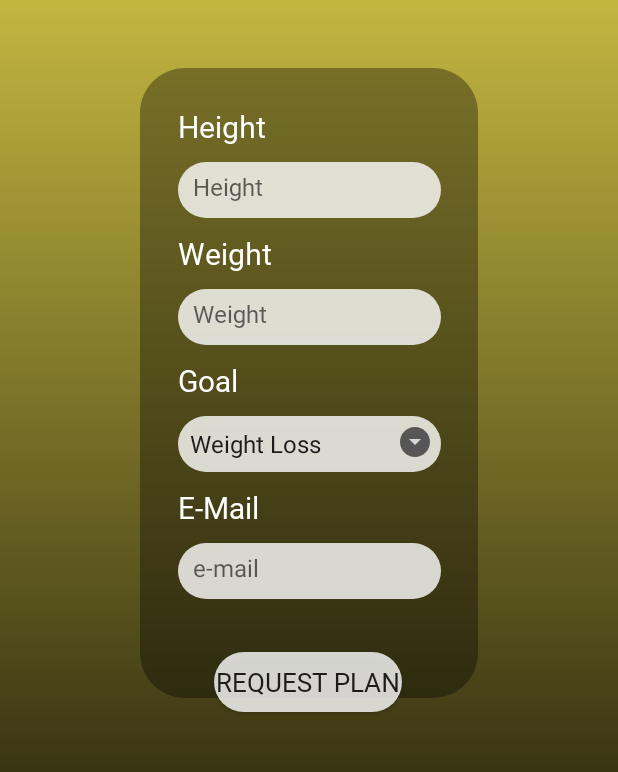
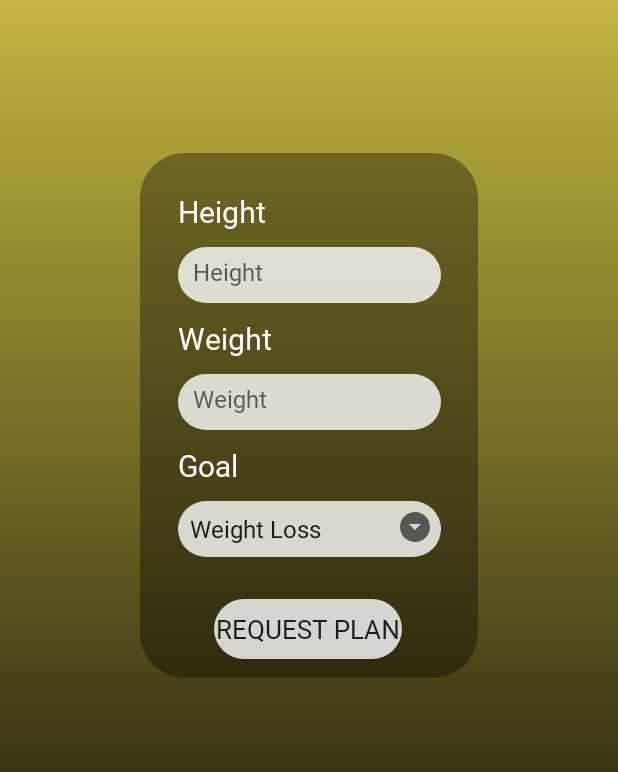
Before and after one commit to HassounHadi/FitPal, an Android app: the goalActivity screen opened directly, with no data from a screen before it, on a phone screen of 412 x 824 dp, the part 146-918 px from its top. Run offline under Robolectric (Android 15) with nearby library versions, the light colour scheme and no system bars.

Commit message:
Page-6 Removing Email Input

```diff
--- a/FrontEnd/app/src/main/res/layout/plan.xml
+++ b/FrontEnd/app/src/main/res/layout/plan.xml
@@ -19,134 +19,110 @@
     <View
         android:id="@+id/view"
         android:layout_width="225dp"
-        android:layout_height="420dp"
+        android:layout_height="350dp"
+        android:layout_marginTop="-75dp"
         android:background="@drawable/rectangle_2"
+        app:layout_constraintBottom_toBottomOf="parent"
         app:layout_constraintEnd_toEndOf="parent"
         app:layout_constraintHorizontal_bias="0.5"
         app:layout_constraintStart_toStartOf="parent"
-        app:layout_constraintTop_toBottomOf="@id/logo_btn"
-        android:layout_marginTop="45dp"/>
+        app:layout_constraintTop_toTopOf="parent"/>
 
     <TextView
         android:id="@+id/htext"
         android:layout_width="wrap_content"
         android:layout_height="wrap_content"
-        app:layout_constraintStart_toStartOf="@id/view"
-        app:layout_constraintTop_toTopOf="@id/view"
         android:layout_marginLeft="25dp"
         android:layout_marginTop="25dp"
+        android:fontFamily="@font/seoulnamsan"
         android:text="Height"
-        android:fontFamily="@font/seoulnamsan"
+        android:textColor="@color/white"
         android:textSize="20dp"
-        android:textColor="@color/white"/>
+        app:layout_constraintStart_toStartOf="@id/view"
+        app:layout_constraintTop_toTopOf="@id/view" />
 
     <EditText
         android:id="@+id/height"
         android:layout_width="175dp"
         android:layout_height="37.5dp"
+        android:layout_marginTop="10dp"
         android:background="@drawable/rectangle_3"
-        app:layout_constraintStart_toStartOf="@id/htext"
-        app:layout_constraintTop_toBottomOf="@id/htext"
-        android:layout_marginTop="10dp"
+        android:fontFamily="@font/seoulnamsan"
+        android:hint="Height"
+        android:inputType="numberDecimal"
         android:padding="10dp"
         android:textSize="16dp"
-        android:fontFamily="@font/seoulnamsan"
-        android:inputType="numberDecimal"
-        android:hint="Height"/>
+        app:layout_constraintStart_toStartOf="@id/htext"
+        app:layout_constraintTop_toBottomOf="@id/htext" />
 
     <TextView
         android:id="@+id/wtext"
         android:layout_width="wrap_content"
         android:layout_height="wrap_content"
+        android:layout_marginTop="10dp"
+        android:fontFamily="@font/seoulnamsan"
         android:text="Weight"
         android:textColor="@color/white"
-        android:fontFamily="@font/seoulnamsan"
         android:textSize="20dp"
         app:layout_constraintStart_toStartOf="@id/htext"
-        app:layout_constraintTop_toBottomOf="@id/height"
-        android:layout_marginTop="10dp"/>
+        app:layout_constraintTop_toBottomOf="@id/height" />
 
     <EditText
         android:id="@+id/weight"
         android:layout_width="175dp"
         android:layout_height="37.5dp"
+        android:layout_marginTop="10dp"
         android:background="@drawable/rectangle_3"
-        app:layout_constraintStart_toStartOf="@id/wtext"
-        app:layout_constraintTop_toBottomOf="@id/wtext"
-        android:layout_marginTop="10dp"
+        android:fontFamily="@font/seoulnamsan"
+        android:hint="Weight"
+        android:inputType="numberDecimal"
         android:padding="10dp"
         android:textSize="16dp"
-        android:fontFamily="@font/seoulnamsan"
-        android:inputType="numberDecimal"
-        android:hint="Weight"/>
+        app:layout_constraintStart_toStartOf="@id/wtext"
+        app:layout_constraintTop_toBottomOf="@id/wtext" />
 
     <TextView
         android:id="@+id/gtext"
         android:layout_width="wrap_content"
         android:layout_height="wrap_content"
+        android:layout_marginTop="10dp"
+        android:fontFamily="@font/seoulnamsan"
+        android:text="Goal"
+        android:textColor="@color/white"
+        android:textSize="20dp"
         app:layout_constraintStart_toStartOf="@id/weight"
-        app:layout_constraintTop_toBottomOf="@id/weight"
-        android:layout_marginTop="10dp"
-        android:text="Goal"
-        android:textSize="20dp"
-        android:textColor="@color/white"
-        android:fontFamily="@font/seoulnamsan"/>
+        app:layout_constraintTop_toBottomOf="@id/weight" />
 
     <Spinner
         android:id="@+id/spinner_goal"
         android:layout_width="175dp"
         android:layout_height="37.5dp"
+        android:layout_marginTop="10dp"
+        android:background="@drawable/rectangle_3"
         app:layout_constraintStart_toStartOf="@id/gtext"
-        app:layout_constraintTop_toBottomOf="@id/gtext"
-        android:layout_marginTop="10dp"
-        android:background="@drawable/rectangle_3"/>
+        app:layout_constraintTop_toBottomOf="@id/gtext" />
 
     <androidx.constraintlayout.utils.widget.ImageFilterButton
         android:layout_width="wrap_content"
         android:layout_height="wrap_content"
+        android:layout_marginTop="5dp"
+        android:layout_marginRight="5dp"
         android:src="@drawable/ic_baseline_arrow_drop_down_circle_24"
         app:layout_constraintEnd_toEndOf="@id/spinner_goal"
-        app:layout_constraintTop_toTopOf="@id/spinner_goal"
-        android:layout_marginTop="5dp"
-        android:layout_marginRight="5dp"/>
-
-    <TextView
-        android:id="@+id/etext"
-        android:layout_width="wrap_content"
-        android:layout_height="wrap_content"
-        android:text="E-Mail"
-        android:textColor="@color/white"
-        android:textSize="20dp"
-        android:fontFamily="@font/seoulnamsan"
-        app:layout_constraintStart_toStartOf="@id/spinner_goal"
-        app:layout_constraintTop_toBottomOf="@id/spinner_goal"
-        android:layout_marginTop="10dp"/>
-
-    <EditText
-        android:id="@+id/email"
-        android:layout_width="175dp"
-        android:layout_height="37.5dp"
-        app:layout_constraintStart_toStartOf="@id/etext"
-        app:layout_constraintTop_toBottomOf="@id/etext"
-        android:layout_marginTop="10dp"
-        android:background="@drawable/rectangle_3"
-        android:hint="e-mail"
-        android:textSize="16dp"
-        android:padding="10dp"
-        android:inputType="textEmailAddress"/>
+        app:layout_constraintTop_toTopOf="@id/spinner_goal" />
 
     <Button
         android:id="@+id/plan"
         android:layout_width="125dp"
         android:layout_height="40dp"
         android:layout_marginStart="24dp"
-        android:layout_marginTop="35dp"
+        android:layout_marginTop="28dp"
         android:background="@drawable/rectangle_3"
         android:fontFamily="@font/seoulnamsan"
         android:text="Request Plan"
         android:textAlignment="center"
         android:textSize="17dp"
-        app:layout_constraintStart_toStartOf="@id/email"
-        app:layout_constraintTop_toBottomOf="@id/email" />
+        app:layout_constraintStart_toStartOf="@id/spinner_goal"
+        app:layout_constraintTop_toBottomOf="@id/spinner_goal" />
 
 </androidx.constraintlayout.widget.ConstraintLayout>
```
